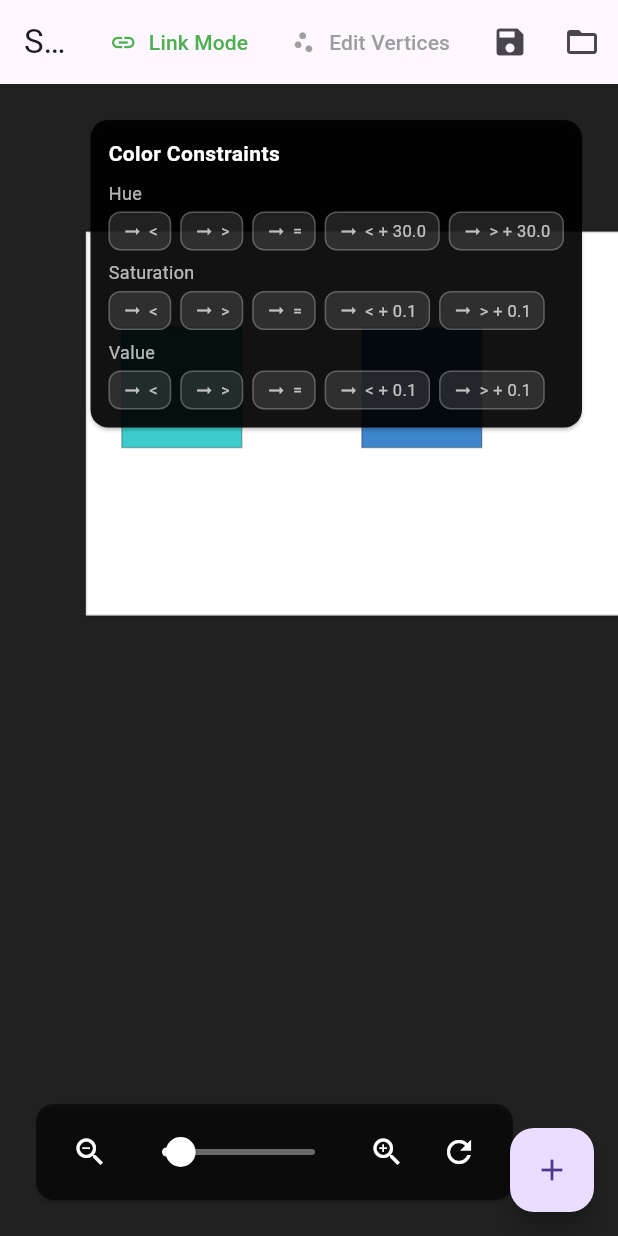
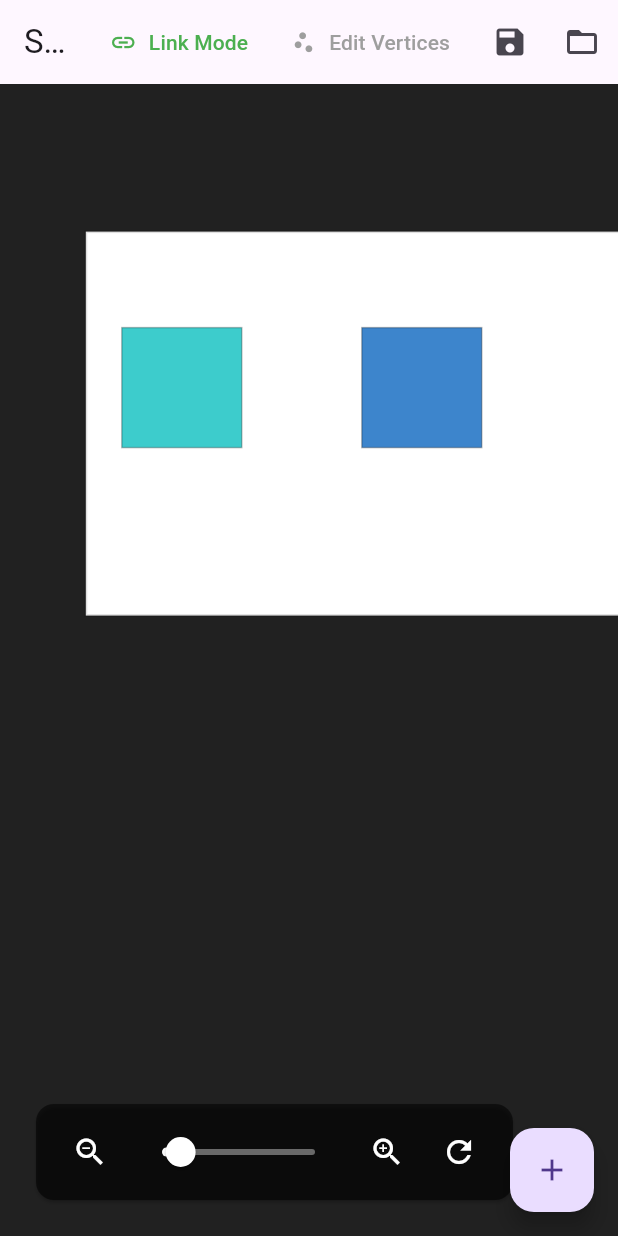
Before and after one commit to stefanstoychev/paint-constraints, a Flutter app: the screen it shows after launch, after a tap on "Link Mode", on a phone screen of 412 x 824 dp. Run offline on Flutter 3.47's test engine with Material 3 defaults, Android fonts, the phone set to English and light mode, and no system bars; our stand-ins replace shared_preferences.

Commit message:
remove legend

```diff
--- a/frontend/lib/widgets/shape_editor.dart
+++ b/frontend/lib/widgets/shape_editor.dart
@@ -683,7 +683,6 @@ class _ShapeEditorState extends State<ShapeEditor> {
               ),
             ),
           ),
-          Positioned(top: 20, right: 20, child: _buildConstraintsLegend()),
           if (isLinkMode && selectedIndices.length == 2)
             Positioned(
               bottom: 20,
@@ -757,99 +756,6 @@ class _ShapeEditorState extends State<ShapeEditor> {
         style: TextStyle(color: isActive ? activeColor : Colors.grey),
       ),
     );
-  }
-
-  Widget _buildConstraintsLegend() {
-    final hue = colorConstraints.relationships
-        .where((r) => r.component == ColorComponent.hue)
-        .toList();
-    final saturation = colorConstraints.relationships
-        .where((r) => r.component == ColorComponent.saturation)
-        .toList();
-    final value = colorConstraints.relationships
-        .where((r) => r.component == ColorComponent.value)
-        .toList();
-
-    return Card(
-      color: Colors.black87.withOpacity(0.9),
-      child: Padding(
-        padding: const EdgeInsets.all(12.0),
-        child: Column(
-          crossAxisAlignment: CrossAxisAlignment.start,
-          mainAxisSize: MainAxisSize.min,
-          children: <Widget>[
-            const Text(
-              'Color Constraints',
-              style: TextStyle(
-                color: Colors.white,
-                fontWeight: FontWeight.bold,
-              ),
-            ),
-            const SizedBox(height: 8),
-            _buildConstraintSection('Hue', hue),
-            const SizedBox(height: 6),
-            _buildConstraintSection('Saturation', saturation),
-            const SizedBox(height: 6),
-            _buildConstraintSection('Value', value),
-          ],
-        ),
-      ),
-    );
-  }
-
-  Widget _buildConstraintSection(
-    String title,
-    List<ColorRelationship> relationships,
-  ) {
-    return Column(
-      crossAxisAlignment: CrossAxisAlignment.start,
-      children: <Widget>[
-        Text(
-          title,
-          style: const TextStyle(color: Colors.white70, fontSize: 12),
-        ),
-        const SizedBox(height: 4),
-        Wrap(
-          spacing: 6,
-          runSpacing: 6,
-          children: relationships
-              .map<Widget>(_buildConstraintIndicator)
-              .toList(),
-        ),
-      ],
-    );
-  }
-
-  Widget _buildConstraintIndicator(ColorRelationship relationship) {
-    return Container(
-      padding: const EdgeInsets.symmetric(horizontal: 8, vertical: 4),
-      decoration: BoxDecoration(
-        color: Colors.white12,
-        borderRadius: BorderRadius.circular(8),
-        border: Border.all(color: Colors.white24),
-      ),
-      child: Row(
-        mainAxisSize: MainAxisSize.min,
-        children: <Widget>[
-          Icon(Icons.arrow_right_alt, size: 14, color: Colors.white70),
-          const SizedBox(width: 4),
-          Text(
-            _getConstraintLabel(relationship),
-            style: const TextStyle(color: Colors.white70, fontSize: 11),
-          ),
-        ],
-      ),
-    );
-  }
-
-  String _getConstraintLabel(ColorRelationship relationship) {
-    final offsetStr = relationship.offset == 0
-        ? ''
-        : (relationship.offset > 0
-              ? ' + ${relationship.offset.toStringAsFixed(1)}'
-              : ' - ${relationship.offset.abs().toStringAsFixed(1)}');
-
-    return '${relationship.operator.symbol}$offsetStr';
   }
 
   Widget _buildZoomControls(BuildContext context) {
```
